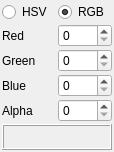
Qt form app/ui/colorinspector.ui (pencil2d/pencil) before a commit.
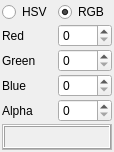
The same form after that commit.

Commit message: Added transparency checkerboard to color inspector

Diff of the .ui file:
```diff
--- a/app/ui/colorinspector.ui
+++ b/app/ui/colorinspector.ui
@@ -121,16 +121,43 @@
     </layout>
    </item>
    <item>
-    <widget class="QLabel" name="color">
+    <widget class="QFrame" name="colorWrapper">
      <property name="autoFillBackground">
       <bool>true</bool>
      </property>
      <property name="frameShape">
-      <enum>QFrame::Box</enum>
+      <enum>QFrame::StyledPanel</enum>
      </property>
      <property name="frameShadow">
       <enum>QFrame::Raised</enum>
      </property>
+     <layout class="QVBoxLayout" name="verticalLayout_2">
+      <property name="leftMargin">
+       <number>0</number>
+      </property>
+      <property name="topMargin">
+       <number>0</number>
+      </property>
+      <property name="rightMargin">
+       <number>0</number>
+      </property>
+      <property name="bottomMargin">
+       <number>0</number>
+      </property>
+      <item>
+       <widget class="QLabel" name="color">
+        <property name="autoFillBackground">
+         <bool>true</bool>
+        </property>
+        <property name="frameShape">
+         <enum>QFrame::Box</enum>
+        </property>
+        <property name="frameShadow">
+         <enum>QFrame::Raised</enum>
+        </property>
+       </widget>
+      </item>
+     </layout>
     </widget>
    </item>
   </layout>
```
The commit also changes 1 other file.
